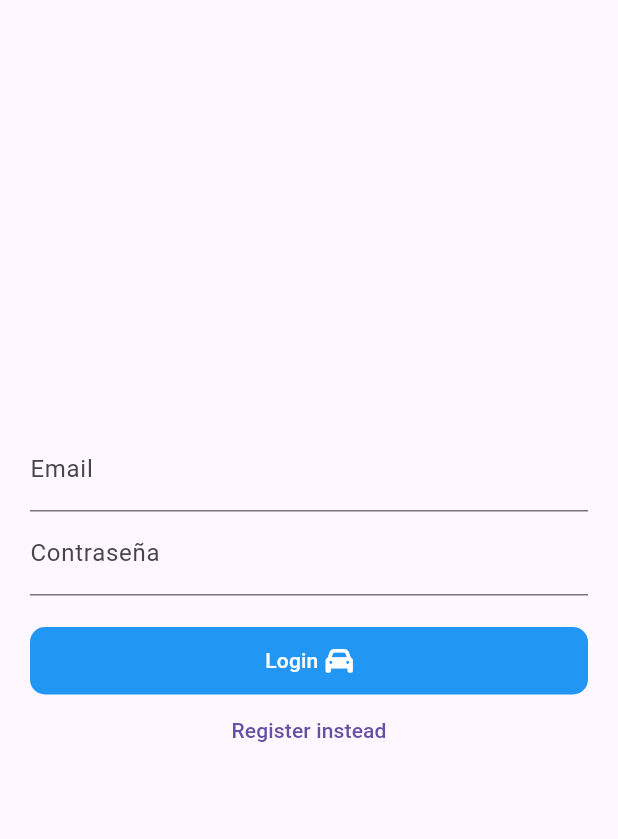
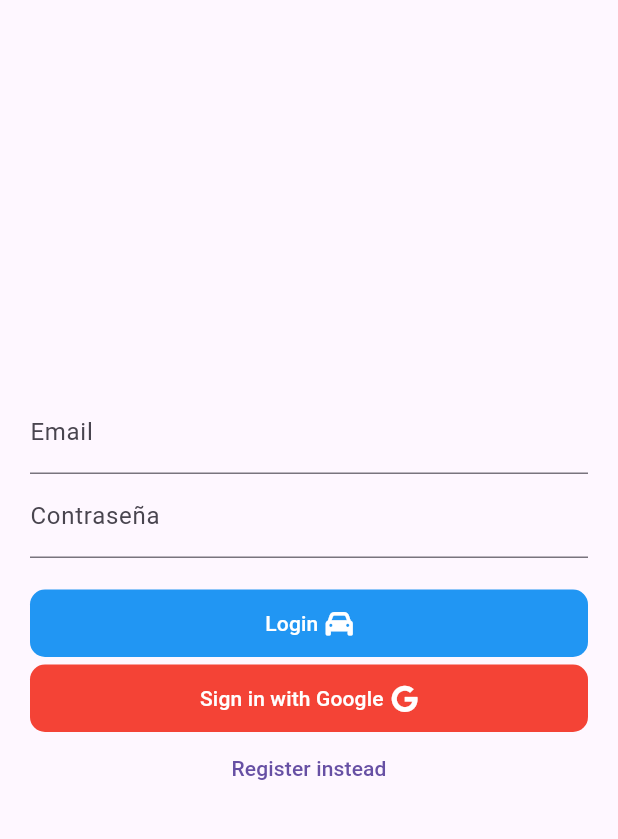
Before and after one commit to PabloCorrera/ProyectoFinalG1, a Flutter app: the screen it shows after launch, on a phone screen of 412 x 824 dp, the part 63-902 px from its top. Run offline on Flutter 3.47's test engine with Material 3 defaults, Android fonts, the phone set to English and light mode, and no system bars; our stand-ins replace cloud_firestore, firebase_auth, firebase_core, font_awesome_flutter, go_router, google_sign_in; accounts and stored records are empty.

Commit message:
autenticacion via google ok

```diff
--- a/proyecto_final/lib/pages/login_register_page.dart
+++ b/proyecto_final/lib/pages/login_register_page.dart
@@ -43,6 +43,9 @@ class _LoginPageState extends State<LoginPage>{
  Future<void> signInWithGoogle() async{
       try {
         await Auth().signInWithGoogle();
+        if (context.mounted){
+              context.pushNamed(HomePage.name);
+           }
       }  catch (e){
         setState(() {
           errorMessage = "error $e";
@@ -126,7 +129,7 @@ class _LoginPageState extends State<LoginPage>{
         color: Colors.red,
         borderRadius: BorderRadius.circular(10)
       ),
-      child: TextButton(onPressed: _signInWithGoogle,
+      child: TextButton(onPressed: signInWithGoogle,
      child: const Row(
       mainAxisAlignment: MainAxisAlignment.center,
       children: [
@@ -163,6 +166,8 @@ class _LoginPageState extends State<LoginPage>{
               _entryField('Contraseña', _controllerPassword),
               _errorMessage(),
               _submitButton(),
+              SizedBox(height: 5,),
+              _signInWithGoogle(),
               _loginOrRegisterButton(),
 
               ],
```
